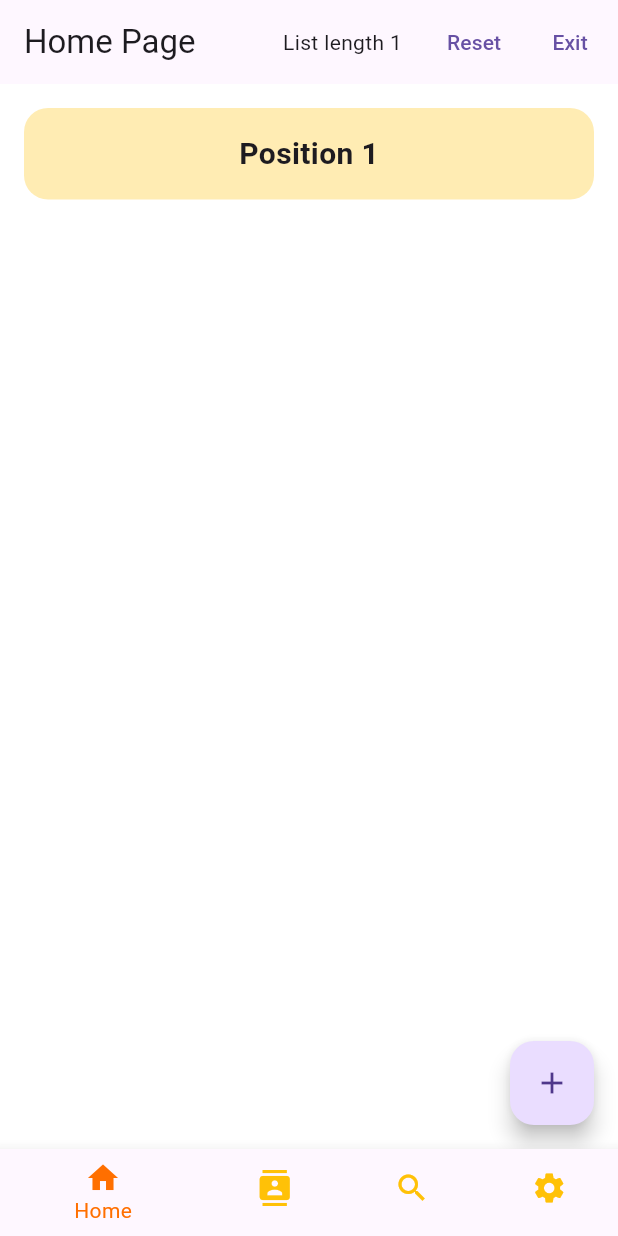
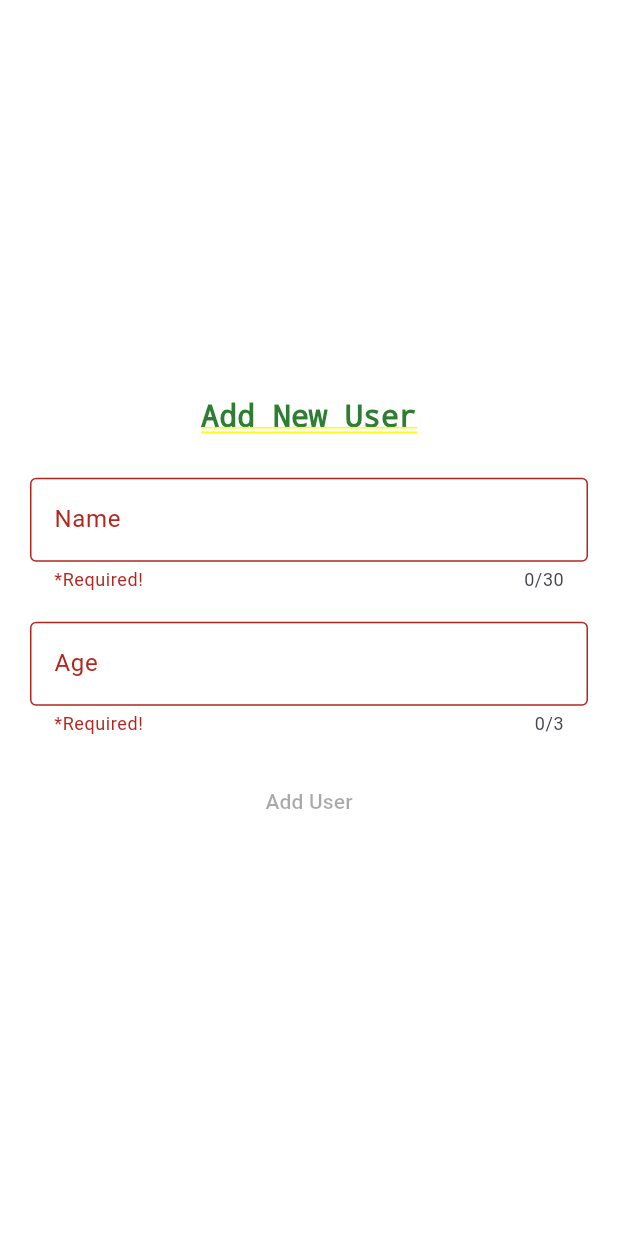
Before and after one commit to ask9027/field_management, a Flutter app: the screen it shows after launch, after a tap on the "add" icon, on a phone screen of 412 x 824 dp. Run offline on Flutter 3.47's test engine with Material 2 defaults, Android fonts, the phone set to English and light mode, and no system bars; our stand-ins replace sqflite; accounts and stored records are empty.

Commit message:
Add User to Database

```diff
--- /dev/null
+++ b/lib/pages/add_user.dart
@@ -0,0 +1,126 @@
+import 'package:field_management/database/users.dart';
+import 'package:field_management/database/users_database.dart';
+import 'package:flutter/material.dart';
+import 'package:flutter/services.dart';
+
+class AddUserPage extends StatefulWidget {
+  const AddUserPage({super.key});
+
+  @override
+  State<AddUserPage> createState() => _AddUserPageState();
+}
+
+class _AddUserPageState extends State<AddUserPage> {
+  var nameController = TextEditingController();
+  var ageController = TextEditingController();
+
+  bool isEnabled = false;
+  late Users users;
+
+  final db = UserDatabase.instance;
+
+  checkFields() {
+    setState(() {
+      if (nameController.text.toString().isNotEmpty &&
+          ageController.text.toString().isNotEmpty) {
+        isEnabled = true;
+      } else {
+        isEnabled = false;
+      }
+    });
+  }
+
+  @override
+  void dispose() {
+    nameController.dispose();
+    ageController.dispose();
+    super.dispose();
+  }
+
+  @override
+  Widget build(BuildContext context) {
+    return Padding(
+      padding: const EdgeInsets.all(20.0),
+      child: Column(
+        mainAxisAlignment: MainAxisAlignment.center,
+        children: [
+          Text(
+            "Add New User",
+            style: TextStyle(
+              fontSize: 20,
+              color: Colors.green.shade800,
+              fontWeight: FontWeight.bold,
+            ),
+          ),
+          const SizedBox(
+            height: 30,
+          ),
+          TextField(
+            controller: nameController,
+            maxLength: 30,
+            maxLines: 1,
+            onChanged: (value) => checkFields(),
+            textInputAction: TextInputAction.next,
+            decoration: InputDecoration(
+              border: const OutlineInputBorder(),
+              hintText: "Enter Name",
+              label: const Text("Name"),
+              errorText: nameController.text.isNotEmpty ? null : "*Required!",
+            ),
+          ),
+          const SizedBox(
+            height: 20,
+          ),
+          TextField(
+            controller: ageController,
+            maxLength: 3,
+            maxLines: 1,
+            onChanged: (value) => checkFields(),
+            textInputAction: TextInputAction.done,
+            keyboardType: TextInputType.number,
+            inputFormatters: [FilteringTextInputFormatter.digitsOnly],
+            decoration: InputDecoration(
+              border: const OutlineInputBorder(),
+              hintText: "Enter Age",
+              label: const Text("Age"),
+              errorText: ageController.text.isNotEmpty ? null : "*Required!",
+            ),
+          ),
+          const SizedBox(
+            height: 20,
+          ),
+          Column(
+            children: [
+              TextButton(
+                onPressed: isEnabled
+                    ? () => {
+                          users = Users(
+                            name: nameController.text,
+                            age: int.parse(ageController.text),
+                            createTime: DateTime.now(),
+                          ),
+                          users = db.addUser(users) as Users,
+                          ScaffoldMessenger.maybeOf(context)?.showSnackBar(
+                            SnackBar(
+                              content: Text(
+                                "User Id: ${users.id} \nUser Name: ${users.name} \nUser Age: ${users.age} \nAdded Time: ${users.createTime.toIso8601String()}",
+                              ),
+                              duration: const Duration(
+                                seconds: 3,
+                              ),
+                            ),
+                          ),
+                          Navigator.pop(context),
+                        }
+                    : null,
+                child: const Text(
+                  "Add User",
+                ),
+              ),
+            ],
+          )
+        ],
+      ),
+    );
+  }
+}
--- a/lib/pages/contacts.dart
+++ b/lib/pages/contacts.dart
@@ -10,97 +10,10 @@ class ContactsPage extends StatefulWidget {
 }
 
 class _ContactsPageState extends State<ContactsPage> {
-  var nameController = TextEditingController();
-  var ageController = TextEditingController();
-  String name = "";
-  int age = 0;
-  bool isEnabled = false;
-
-  checkFields() {
-    setState(() {
-      if (nameController.text.toString().isNotEmpty &&
-          ageController.text.toString().isNotEmpty) {
-        isEnabled = true;
-      } else {
-        isEnabled = false;
-      }
-    });
-  }
-
-  @override
-  void dispose() {
-    nameController.dispose();
-    ageController.dispose();
-    super.dispose();
-  }
-
   @override
   Widget build(BuildContext context) {
-    return Padding(
-      padding: const EdgeInsets.all(20.0),
-      child: Column(
-        mainAxisAlignment: MainAxisAlignment.center,
-        children: [
-          Text(
-            "Add New User",
-            style: TextStyle(
-              fontSize: 20,
-              color: Colors.green.shade800,
-              fontWeight: FontWeight.bold,
-            ),
-          ),
-          const SizedBox(
-            height: 20,
-          ),
-          TextField(
-            controller: nameController,
-            maxLength: 30,
-            maxLines: 1,
-            onChanged: (value) => checkFields(),
-            decoration: InputDecoration(
-              border: const OutlineInputBorder(),
-              hintText: "Enter Name",
-              label: const Text("Name"),
-              errorText: nameController.text.isNotEmpty ? null : "*Required!",
-            ),
-          ),
-          const SizedBox(
-            height: 15,
-          ),
-          TextField(
-            controller: ageController,
-            maxLength: 3,
-            maxLines: 1,
-            onChanged: (value) => checkFields(),
-            decoration: InputDecoration(
-              border: const OutlineInputBorder(),
-              hintText: "Enter Age",
-              label: const Text("Age"),
-              errorText: ageController.text.isNotEmpty ? null : "*Required!",
-            ),
-          ),
-          const SizedBox(
-            height: 15,
-          ),
-          Column(
-            children: [
-              TextButton(
-                onPressed: isEnabled
-                    ? () => {
-                          ScaffoldMessenger.maybeOf(context)
-                              ?.showSnackBar(SnackBar(
-                            content: Text(
-                                "User Name: ${nameController.text.toString()} \nUser Age: ${ageController.text.toString()}"),
-                            duration: const Duration(seconds: 3),
-                          ))
-                        }
-                    : null,
-                child: const Text("Add User"),
-              ),
-            ],
-          )
-        ],
-      ),
+    return const Center(
+      child: Text("Contacts Page"),
     );
   }
 }
--- a/lib/pages/home.dart
+++ b/lib/pages/home.dart
@@ -1,3 +1,4 @@
+import 'package:field_management/pages/add_user.dart';
 import 'package:flutter/material.dart';
 import 'package:flutter/services.dart';
 
@@ -63,7 +64,10 @@ class _HomePageState extends State<HomePage> {
       floatingActionButton: FloatingActionButton(
         child: const Icon(Icons.add),
         onPressed: () => setState(() {
-          listLength++;
+          // listLength++;
+          Navigator.of(context).push(MaterialPageRoute(
+            builder: (context) => const AddUserPage(),
+          ));
         }),
       ),
     );
```
